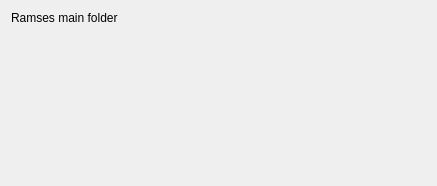
Qt form src/localsettingswidget.ui (RxLaboratory/Ramses-Client) before a commit.
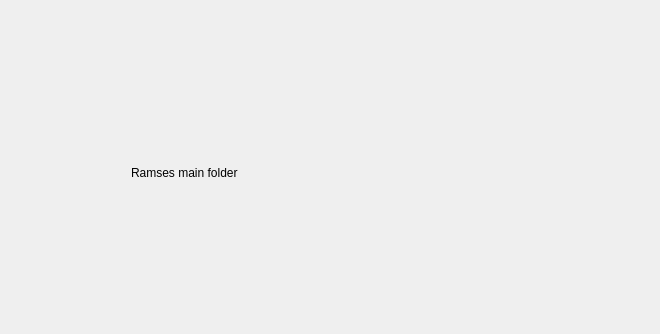
The same form after that commit.

What changed in the file:
```diff
--- a/src/localsettingswidget.ui
+++ b/src/localsettingswidget.ui
@@ -6,13 +6,55 @@
    <rect>
     <x>0</x>
     <y>0</y>
-    <width>437</width>
-    <height>186</height>
+    <width>660</width>
+    <height>334</height>
    </rect>
   </property>
   <property name="windowTitle">
    <string>Form</string>
   </property>
+  <layout class="QHBoxLayout" name="horizontalLayout">
+   <property name="spacing">
+    <number>0</number>
+   </property>
+   <property name="rightMargin">
+    <number>0</number>
+   </property>
+   <property name="bottomMargin">
+    <number>0</number>
+   </property>
+   <item>
+    <spacer name="horizontalSpacer">
+     <property name="orientation">
+      <enum>Qt::Horizontal</enum>
+     </property>
+     <property name="sizeHint" stdset="0">
+      <size>
+       <width>102</width>
+       <height>20</height>
+      </size>
+     </property>
+    </spacer>
+   </item>
+   <item>
+    <layout class="QVBoxLayout" name="verticalLayout">
+     <property name="topMargin">
+      <number>0</number>
+     </property>
+     <item>
+      <spacer name="verticalSpacer_2">
+       <property name="orientation">
+        <enum>Qt::Vertical</enum>
+       </property>
+       <property name="sizeHint" stdset="0">
+        <size>
+         <width>20</width>
+         <height>40</height>
+        </size>
+       </property>
+      </spacer>
+     </item>
+     <item>
   <layout class="QFormLayout" name="formLayout">
    <property name="horizontalSpacing">
     <number>3</number>
@@ -28,11 +70,61 @@
     </widget>
    </item>
    <item row="0" column="1">
+        <widget class="QWidget" name="folderW" native="true">
+         <property name="minimumSize">
+          <size>
+           <width>300</width>
+           <height>0</height>
+          </size>
+         </property>
     <layout class="QHBoxLayout" name="mainFolderLayout">
      <property name="spacing">
       <number>3</number>
      </property>
-    </layout>
+          <property name="leftMargin">
+           <number>0</number>
+          </property>
+          <property name="topMargin">
+           <number>0</number>
+          </property>
+          <property name="rightMargin">
+           <number>0</number>
+          </property>
+          <property name="bottomMargin">
+           <number>0</number>
+          </property>
+         </layout>
+        </widget>
+       </item>
+      </layout>
+     </item>
+     <item>
+      <spacer name="verticalSpacer">
+       <property name="orientation">
+        <enum>Qt::Vertical</enum>
+       </property>
+       <property name="sizeHint" stdset="0">
+        <size>
+         <width>20</width>
+         <height>40</height>
+        </size>
+       </property>
+      </spacer>
+     </item>
+    </layout>
+   </item>
+   <item>
+    <spacer name="horizontalSpacer_2">
+     <property name="orientation">
+      <enum>Qt::Horizontal</enum>
+     </property>
+     <property name="sizeHint" stdset="0">
+      <size>
+       <width>102</width>
+       <height>20</height>
+      </size>
+     </property>
+    </spacer>
    </item>
   </layout>
  </widget>
```
Lines whose indentation alone changed are shown as unchanged.
